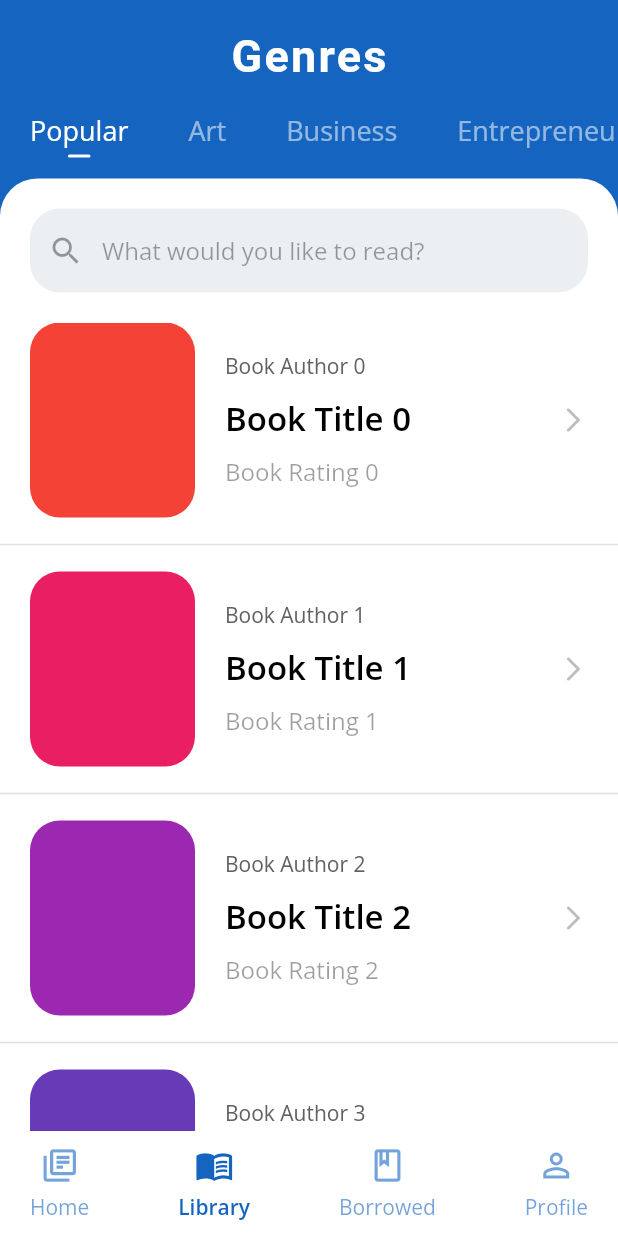
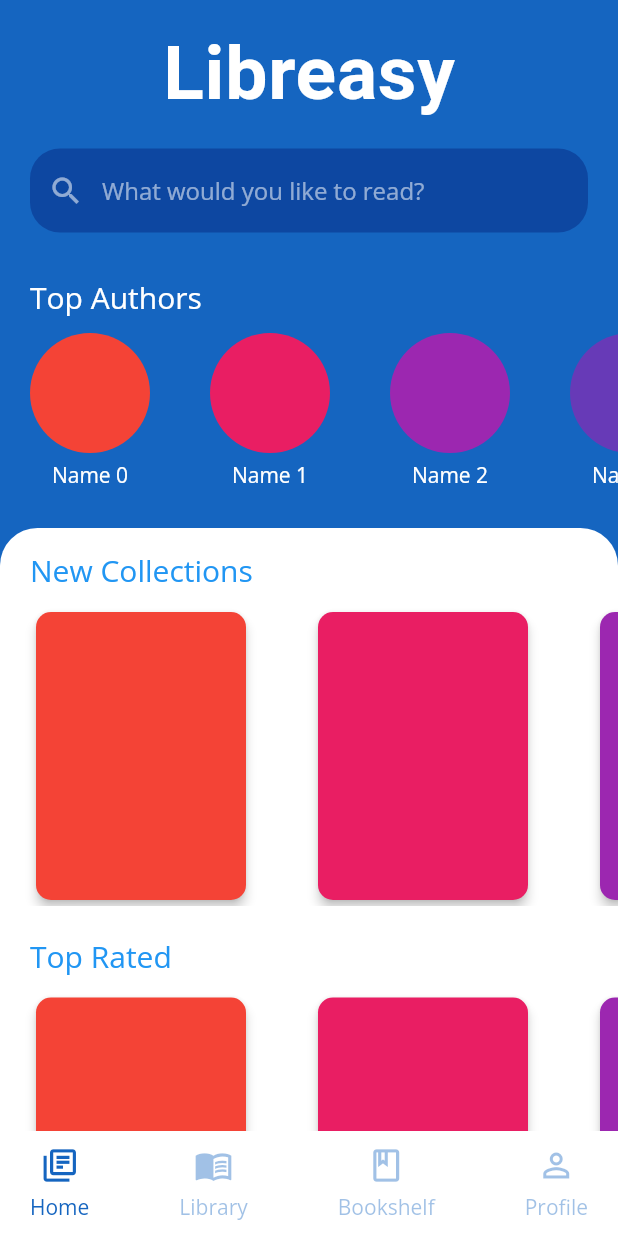
Before and after one commit to arafaysaleem/library_management_system, a Flutter app: the screen it shows after launch, on a phone screen of 412 x 824 dp. Run offline on Flutter 3.47's test engine with Material 2 defaults, Android fonts, the phone set to English and light mode, and no system bars; our stand-ins replace google_fonts; Roboto replaces fonts that are missing (Literata).

Commit message:
added pageView and functionality for bottom nav bar

```diff
--- a/lib/main.dart
+++ b/lib/main.dart
@@ -41,19 +41,20 @@ class MyApp extends StatelessWidget {
           ),
         ),
         visualDensity: VisualDensity.adaptivePlatformDensity,
-        scaffoldBackgroundColor: true ? Colors.blue[800] : Color(0xFFfefefe),
+        scaffoldBackgroundColor: Colors.blue[800],
         fontFamily: GoogleFonts.openSans().fontFamily,
         iconTheme: IconThemeData(color: Colors.grey[800]),
       ),
-      initialRoute: PageType.GENRES.name,
+      initialRoute: PageType.HOME.name,
       routes: {
-        PageType.HOME.name: (ctx) => PageType.HOME.getRoute(),
-        PageType.GENRES.name: (ctx) => PageType.GENRES.getRoute(),
-        PageType.AUTHOR.name: (ctx) => PageType.AUTHOR.getRoute(),
-        PageType.BOOK.name: (ctx) => PageType.BOOK.getRoute(),
-        PageType.BOOKSHELF.name: (ctx) => PageType.BOOKSHELF.getRoute(),
-        PageType.PROFILE.name: (ctx) => PageType.PROFILE.getRoute(),
-        PageType.LOGIN.name: (ctx) => PageType.LOGIN.getRoute(),
+        PageType.HOME.name: (_) => PageType.HOME.getRoute(),
+        PageType.COLLECTIONS.name: (_) => PageType.COLLECTIONS.getRoute(),
+        PageType.GENRES.name: (_) => PageType.GENRES.getRoute(),
+        PageType.AUTHOR.name: (_) => PageType.AUTHOR.getRoute(),
+        PageType.BOOK.name: (_) => PageType.BOOK.getRoute(),
+        PageType.BOOKSHELF.name: (_) => PageType.BOOKSHELF.getRoute(),
+        PageType.PROFILE.name: (_) => PageType.PROFILE.getRoute(),
+        PageType.LOGIN.name: (_) => PageType.LOGIN.getRoute(),
       },
     );
   }
--- /dev/null
+++ b/lib/ui/screens/book_collections_screen.dart
@@ -0,0 +1,72 @@
+import 'package:flutter/material.dart';
+
+import '../../utils/helper.dart';
+
+import '../widgets/book_collections_sheet.dart';
+import '../widgets/common/search_textfield.dart';
+import '../widgets/top_authors_list.dart';
+
+class BookCollectionsScreen extends StatelessWidget {
+
+  @override
+  Widget build(BuildContext context) {
+    return Scaffold(
+      body: SafeArea(
+        child: SingleChildScrollView(
+          child: Column(
+            crossAxisAlignment: CrossAxisAlignment.start,
+            children: [
+              SizedBox(height: 20),
+
+              //Title
+              Center(
+                child: Padding(
+                  padding: EdgeInsets.symmetric(horizontal: Helper.hPadding),
+                  child: Text(
+                    "Libreasy",
+                    style: Theme.of(context).textTheme.headline1,
+                  ),
+                ),
+              ),
+
+              SizedBox(height: 20),
+
+              //Search bar
+              SearchTextField(
+                fillColor: Colors.blue[900],
+                hintTextColor: Colors.white54,
+                inputTextColor: Colors.white,
+              ),
+
+              SizedBox(height: 30),
+
+              //Top Authors title
+              Padding(
+                padding: EdgeInsets.symmetric(horizontal: Helper.hPadding),
+                child: Text(
+                  "Top Authors",
+                  style: TextStyle(
+                    color: Colors.white,
+                    fontSize: 20,
+                  ),
+                ),
+              ),
+
+              SizedBox(height: 10),
+
+              //Top Authors list
+              TopAuthorsList(
+                authors: [1, 2, 3, 4],
+              ),
+
+              SizedBox(height: 20),
+
+              //Collections Container
+              BookCollectionsSheet()
+            ],
+          ),
+        ),
+      ),
+    );
+  }
+}
--- a/lib/ui/screens/genre_books_screen.dart
+++ b/lib/ui/screens/genre_books_screen.dart
@@ -2,7 +2,6 @@ import 'package:flutter/material.dart';
 
 import '../../utils/helper.dart';
 
-import '../widgets/common/bottom_nav_bar.dart';
 import '../widgets/book_listings_sheet.dart';
 import '../widgets/genres_list.dart';
 
@@ -45,7 +44,6 @@ class GenreBooksScreen extends StatelessWidget {
           ],
         ),
       ),
-      bottomNavigationBar: BottomNavBar(),
     );
   }
 }
--- a/lib/ui/screens/home_screen.dart
+++ b/lib/ui/screens/home_screen.dart
@@ -1,72 +1,25 @@
 import 'package:flutter/material.dart';
 
-import '../../utils/helper.dart';
+import '../../utils/enums/page_type_enum.dart';
 
-import '../widgets/book_collections_sheet.dart';
-import '../widgets/common/search_textfield.dart';
-import '../widgets/top_authors_list.dart';
+import '../widgets/common/bottom_nav_bar.dart';
 
 class HomeScreen extends StatelessWidget {
+  final _pageController = PageController();
 
   @override
   Widget build(BuildContext context) {
     return Scaffold(
-      body: SafeArea(
-        child: SingleChildScrollView(
-          child: Column(
-            crossAxisAlignment: CrossAxisAlignment.start,
-            children: [
-              SizedBox(height: 20),
-
-              //Title
-              Center(
-                child: Padding(
-                  padding: EdgeInsets.symmetric(horizontal: Helper.hPadding),
-                  child: Text(
-                    "Libreasy",
-                    style: Theme.of(context).textTheme.headline1,
-                  ),
-                ),
-              ),
-
-              SizedBox(height: 20),
-
-              //Search bar
-              SearchTextField(
-                fillColor: Colors.blue[900],
-                hintTextColor: Colors.white54,
-                inputTextColor: Colors.white,
-              ),
-
-              SizedBox(height: 30),
-
-              //Top Authors title
-              Padding(
-                padding: EdgeInsets.symmetric(horizontal: Helper.hPadding),
-                child: Text(
-                  "Top Authors",
-                  style: TextStyle(
-                    color: Colors.white,
-                    fontSize: 20,
-                  ),
-                ),
-              ),
-
-              SizedBox(height: 10),
-
-              //Top Authors list
-              TopAuthorsList(
-                authors: [1, 2, 3, 4],
-              ),
-
-              SizedBox(height: 20),
-
-              //Collections Container
-              BookCollectionsSheet()
-            ],
-          ),
-        ),
+      body: PageView(
+        controller: _pageController,
+        children: [
+          PageType.COLLECTIONS.getRoute(),
+          PageType.GENRES.getRoute(),
+          PageType.BOOKSHELF.getRoute(),
+          PageType.PROFILE.getRoute(),
+        ],
       ),
+      bottomNavigationBar: BottomNavBar(pageController: _pageController),
     );
   }
 }
--- a/lib/ui/screens/member_bookshelf_screen.dart
+++ b/lib/ui/screens/member_bookshelf_screen.dart
@@ -4,6 +4,10 @@ class MemberBookshelfScreen extends StatelessWidget {
 
   @override
   Widget build(BuildContext context) {
-    return Scaffold();
+    return Scaffold(
+      body: Container(
+        child: Center(child: Text("Bookshelf")),
+      ),
+    );
   }
 }
--- a/lib/ui/screens/member_profile_screen.dart
+++ b/lib/ui/screens/member_profile_screen.dart
@@ -1,9 +1,12 @@
 import 'package:flutter/material.dart';
 
 class MemberProfileScreen extends StatelessWidget {
-
   @override
   Widget build(BuildContext context) {
-    return Scaffold();
+    return Scaffold(
+      body: Container(
+        child: Center(child: Text("Profile")),
+      ),
+    );
   }
 }
--- a/lib/ui/widgets/book_collections_list.dart
+++ b/lib/ui/widgets/book_collections_list.dart
@@ -1,8 +1,6 @@
 import 'package:flutter/material.dart';
 
 import '../../utils/helper.dart';
-
-import '../../models/book.dart';
 
 class BookCollectionList extends StatelessWidget {
 
--- a/lib/ui/widgets/common/bottom_nav_bar.dart
+++ b/lib/ui/widgets/common/bottom_nav_bar.dart
@@ -1,9 +1,27 @@
 import 'package:flutter/material.dart';
 
-class BottomNavBar extends StatelessWidget {
+import '../../../utils/enums/page_type_enum.dart';
+
+class BottomNavBar extends StatefulWidget {
+  final PageController pageController;
+
   const BottomNavBar({
     Key key,
+    @required this.pageController,
   }) : super(key: key);
+
+  @override
+  _BottomNavBarState createState() => _BottomNavBarState();
+}
+
+class _BottomNavBarState extends State<BottomNavBar> {
+  PageType _activePage;
+
+  @override
+  void initState() {
+    _activePage = PageType.COLLECTIONS;
+    super.initState();
+  }
 
   @override
   Widget build(BuildContext context) {
@@ -15,93 +33,87 @@ class BottomNavBar extends StatelessWidget {
         mainAxisAlignment: MainAxisAlignment.spaceBetween,
         children: [
           //Icon 1
-          Column(
-            mainAxisAlignment: MainAxisAlignment.center,
-            children: [
-              InkWell(
-                child: Icon(
-                  Icons.library_books_outlined,
-                  color: Theme.of(context).primaryColor.withOpacity(0.6),
-                  size: 26,
-                ),
-                onTap: () {},
-              ),
-              SizedBox(height: 5),
-              Text(
-                "Home",
-                style: TextStyle(
-                  color: Theme.of(context).primaryColor.withOpacity(0.6),
-                ),
-              ),
-            ],
+          buildBarItem(
+            icon: Icons.library_books_outlined,
+            label: "Home",
+            page: PageType.COLLECTIONS,
           ),
 
           //Icon 2
-          Column(
-            mainAxisAlignment: MainAxisAlignment.center,
-            children: [
-              InkWell(
-                child: Icon(
-                  Icons.menu_book_outlined,
-                  color: Theme.of(context).primaryColor.withOpacity(1),
-                  size: 26,
-                ),
-                onTap: () {},
-              ),
-              SizedBox(height: 5),
-              Text(
-                "Library",
-                style: TextStyle(
-                  fontWeight: FontWeight.w600,
-                  color: Theme.of(context).primaryColor.withOpacity(1),
-                ),
-              ),
-            ],
+          buildBarItem(
+            icon: Icons.menu_book_outlined,
+            label: "Library",
+            page: PageType.GENRES,
           ),
 
           //Icon 3
-          Column(
-            mainAxisAlignment: MainAxisAlignment.center,
-            children: [
-              InkWell(
-                child: Icon(
-                  Icons.book_outlined,
-                  color: Theme.of(context).primaryColor.withOpacity(0.6),
-                  size: 26,
-                ),
-                onTap: () {},
-              ),
-              SizedBox(height: 5),
-              Text(
-                "Borrowed",
-                style: TextStyle(
-                  color: Theme.of(context).primaryColor.withOpacity(0.6),
-                ),
-              ),
-            ],
+          buildBarItem(
+            icon: Icons.book_outlined,
+            label: "Bookshelf",
+            page: PageType.BOOKSHELF,
           ),
 
           //Icon 4
-          Column(
-            mainAxisAlignment: MainAxisAlignment.center,
-            children: [
-              InkWell(
-                child: Icon(
-                  Icons.person_outline,
-                  color: Theme.of(context).primaryColor.withOpacity(0.6),
-                  size: 26,
-                ),
-                onTap: () {},
-              ),
-              SizedBox(height: 5),
-              Text(
-                "Profile",
-                style: TextStyle(
-                  color: Theme.of(context).primaryColor.withOpacity(0.6),
-                ),
-              ),
-            ],
-          )
+          buildBarItem(
+            icon: Icons.person_outline,
+            label: "Profile",
+            page: PageType.PROFILE,
+          ),
+        ],
+      ),
+    );
+  }
+
+  int getPageNumber(PageType page) {
+    switch (page) {
+      case PageType.COLLECTIONS:
+        return 0;
+      case PageType.GENRES:
+        return 1;
+      case PageType.BOOKSHELF:
+        return 2;
+      case PageType.PROFILE:
+        return 3;
+      default:
+        return 0;
+    }
+  }
+
+  Widget buildBarItem({
+    @required IconData icon,
+    @required String label,
+    @required PageType page,
+  }) {
+    final bool active = _activePage == page;
+    return InkWell(
+      onTap: () {
+        if (_activePage != page) {
+          setState(() {
+            _activePage = page;
+          });
+          widget.pageController.animateToPage(
+            getPageNumber(page),
+            duration: Duration(milliseconds: 300),
+            curve: Curves.easeIn,
+          );
+        }
+      },
+      child: Column(
+        mainAxisAlignment: MainAxisAlignment.center,
+        children: [
+          Icon(
+            icon,
+            color: Theme.of(context).primaryColor.withOpacity(active ? 1 : 0.4),
+            size: 26,
+          ),
+          SizedBox(height: 5),
+          Text(
+            label,
+            style: TextStyle(
+              color:
+                  Theme.of(context).primaryColor.withOpacity(active ? 1 : 0.4),
+            ),
+          ),
         ],
       ),
     );
--- a/lib/utils/enums/page_type_enum.dart
+++ b/lib/utils/enums/page_type_enum.dart
@@ -4,15 +4,16 @@ import 'package:provider/provider.dart';
 
 import '../../providers/genre_provider.dart';
 
+import '../../ui/screens/home_screen.dart';
+import '../../ui/screens/book_collections_screen.dart';
+import '../../ui/screens/genre_books_screen.dart';
 import '../../ui/screens/author_details_screen.dart';
 import '../../ui/screens/book_details_screen.dart';
-import '../../ui/screens/genre_books_screen.dart';
-import '../../ui/screens/home_screen.dart';
-import '../../ui/screens/login_screen.dart';
 import '../../ui/screens/member_bookshelf_screen.dart';
 import '../../ui/screens/member_profile_screen.dart';
+import '../../ui/screens/login_screen.dart';
 
-enum PageType { HOME, GENRES, AUTHOR, BOOK, BOOKSHELF, PROFILE, LOGIN }
+enum PageType { HOME, COLLECTIONS, GENRES, AUTHOR, BOOK, BOOKSHELF, PROFILE, LOGIN }
 
 extension ActivePage on PageType {
   String get name => describeEnum(this);
@@ -21,6 +22,7 @@ extension ActivePage on PageType {
     switch (this) {
       case PageType.HOME:
         return HomeScreen();
+      case PageType.COLLECTIONS: return BookCollectionsScreen();
       case PageType.GENRES:
         return ChangeNotifierProvider(
           create: (_) => GenreProvider(),
@@ -37,7 +39,7 @@ extension ActivePage on PageType {
       case PageType.LOGIN:
         return LoginScreen();
       default:
-        return HomeScreen();
+        return BookCollectionsScreen();
     }
   }
 }
```
